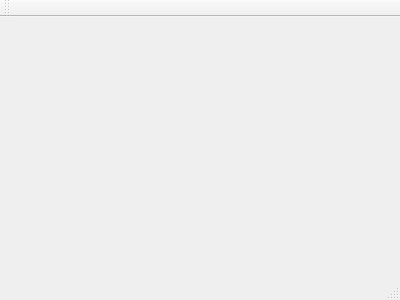
The window that samples/simpleQT/mainwindow.ui (h323net/libplus) describes before a commit, drawn with Qt 5.
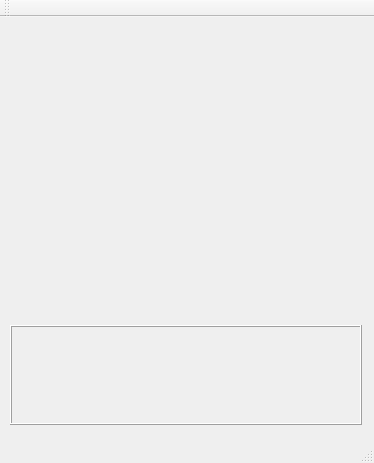
The same window after the commit. Custom widgets are drawn as their Qt base class.

Patch:
```diff
--- a/samples/simpleQT/mainwindow.ui
+++ b/samples/simpleQT/mainwindow.ui
@@ -1,24 +1,77 @@
 <ui version="4.0">
  <class>MainWindow</class>
- <widget class="QMainWindow" name="MainWindow" >
-  <property name="geometry" >
+ <widget class="QMainWindow" name="MainWindow">
+  <property name="geometry">
    <rect>
     <x>0</x>
     <y>0</y>
-    <width>400</width>
-    <height>300</height>
+    <width>374</width>
+    <height>463</height>
    </rect>
   </property>
   <property name="windowTitle" >
    <string>MainWindow</string>
   </property>
-  <widget class="QMenuBar" name="menuBar" />
-  <widget class="QToolBar" name="mainToolBar" />
-  <widget class="QWidget" name="centralWidget" />
-  <widget class="QStatusBar" name="statusBar" />
+  <property name="toolButtonStyle">
+   <enum>Qt::ToolButtonIconOnly</enum>
+  </property>
+  <widget class="QWidget" name="centralWidget">
+   <widget class="MyGLWidget" name="widget" native="true">
+    <property name="geometry">
+     <rect>
+      <x>10</x>
+      <y>10</y>
+      <width>352</width>
+      <height>288</height>
+     </rect>
+    </property>
+   </widget>
+   <widget class="QFrame" name="frame">
+    <property name="geometry">
+     <rect>
+      <x>10</x>
+      <y>308</y>
+      <width>352</width>
+      <height>100</height>
+     </rect>
+    </property>
+    <property name="frameShape">
+     <enum>QFrame::Box</enum>
+    </property>
+    <property name="frameShadow">
+     <enum>QFrame::Raised</enum>
+    </property>
+   </widget>
+  </widget>
+  <widget class="QMenuBar" name="menuBar">
+   <property name="geometry">
+    <rect>
+     <x>0</x>
+     <y>0</y>
+     <width>374</width>
+     <height>21</height>
+    </rect>
+   </property>
+  </widget>
+  <widget class="QStatusBar" name="statusBar"/>
+  <widget class="QToolBar" name="mainToolBar">
+   <attribute name="toolBarArea">
+    <enum>TopToolBarArea</enum>
+   </attribute>
+   <attribute name="toolBarBreak">
+    <bool>false</bool>
+   </attribute>
+  </widget>
  </widget>
- <layoutDefault spacing="6" margin="11" />
- <pixmapfunction></pixmapfunction>
+ <layoutdefault spacing="6" margin="11"/>
+ <customwidgets>
+  <customwidget>
+   <class>MyGLWidget</class>
+   <extends>QWidget</extends>
+   <header location="global">myglwidget.h</header>
+   <container>1</container>
+  </customwidget>
+ </customwidgets>
  <resources/>
  <connections/>
 </ui>
```
Left out of the diff: 5 changed lines with no effect on the pictures.
